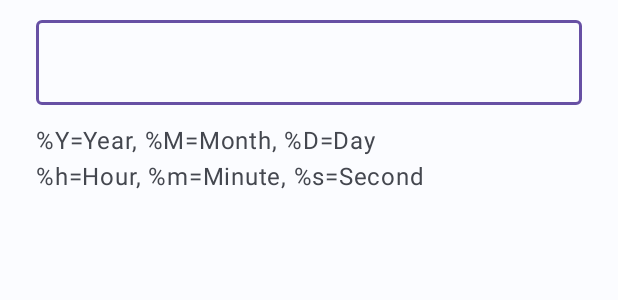
After one commit to nexidgame/NexPic, an Android app: the layout dialog_rename.xml on its own in the app's theme, with its tools: preview values and no code run, on a phone screen of 412 x 824 dp. The commit adds this screen. Shown: the top 300 px of the screen. Run offline under Robolectric (Android 15) with nearby library versions, the phone set to English and light mode, and no system bars.

Commit message:
Add files via upload

```diff
--- /dev/null
+++ b/app/src/main/res/layout/dialog_rename.xml
@@ -0,0 +1,32 @@
+<?xml version="1.0" encoding="utf-8"?>
+<LinearLayout xmlns:android="http://schemas.android.com/apk/res/android"
+    android:layout_width="match_parent"
+    android:layout_height="wrap_content"
+    android:orientation="vertical"
+    android:paddingStart="24dp"
+    android:paddingTop="8dp"
+    android:paddingEnd="24dp">
+
+    <com.google.android.material.textfield.TextInputLayout
+        style="@style/Widget.Material3.TextInputLayout.OutlinedBox"
+        android:layout_width="match_parent"
+        android:layout_height="wrap_content">
+
+        <com.google.android.material.textfield.TextInputEditText
+            android:id="@+id/input"
+            android:layout_width="match_parent"
+            android:layout_height="wrap_content"
+            android:imeOptions="actionDone"
+            android:inputType="text"
+            android:singleLine="true" />
+    </com.google.android.material.textfield.TextInputLayout>
+
+    <TextView
+        android:id="@+id/hint"
+        android:layout_width="match_parent"
+        android:layout_height="wrap_content"
+        android:layout_marginTop="12dp"
+        android:text="@string/rename_hint"
+        android:textAppearance="?attr/textAppearanceBodyLarge"
+        android:textColor="?attr/colorOnSurfaceVariant" />
+</LinearLayout>
--- a/app/src/main/res/values/strings.xml
+++ b/app/src/main/res/values/strings.xml
@@ -165,4 +165,5 @@
     <string name="pin_top">Di atas</string>
     <string name="unpin_top">Lepas dari atas</string>
     <string name="orient">Putar layar</string>
+    <string name="rename_hint" formatted="false">%Y=Year, %M=Month, %D=Day\n%h=Hour, %m=Minute, %s=Second</string>
 </resources>
```
Also changed, not shown: app/src/main/java/com/nex/pic/BaseActivity.kt (+17 -0 lines), app/src/main/java/com/nex/pic/MediaListActivity.kt (+8 -2 lines), app/src/main/java/com/nex/pic/MediaOps.kt (+53 -0 lines).
